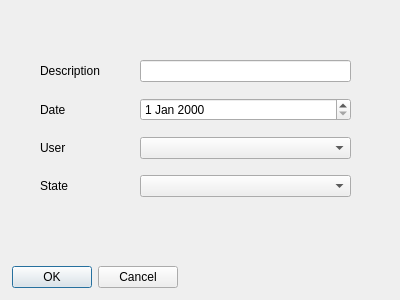
Old version of the form view/Add/addtasks.ui in the repository deutzfahrer-luki/GU_TASK_V2.
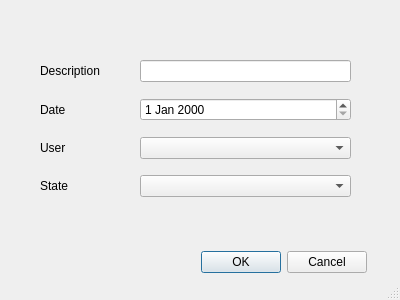
New version of the form.

Commit message: add tasks.json and create add ui better

Diff of the .ui file:
```diff
--- a/view/Add/addtasks.ui
+++ b/view/Add/addtasks.ui
@@ -10,14 +10,35 @@
     <height>300</height>
    </rect>
   </property>
+  <property name="minimumSize">
+   <size>
+    <width>400</width>
+    <height>300</height>
+   </size>
+  </property>
+  <property name="maximumSize">
+   <size>
+    <width>400</width>
+    <height>300</height>
+   </size>
+  </property>
+  <property name="mouseTracking">
+   <bool>false</bool>
+  </property>
   <property name="windowTitle">
-   <string>Dialog</string>
+   <string>Add Task</string>
+  </property>
+  <property name="sizeGripEnabled">
+   <bool>true</bool>
+  </property>
+  <property name="modal">
+   <bool>false</bool>
   </property>
   <widget class="QDialogButtonBox" name="buttonBox">
    <property name="geometry">
     <rect>
-     <x>11</x>
-     <y>265</y>
+     <x>200</x>
+     <y>250</y>
      <width>167</width>
      <height>24</height>
     </rect>
@@ -38,7 +59,7 @@
      <x>40</x>
      <y>60</y>
      <width>311</width>
-     <height>147</height>
+     <height>165</height>
     </rect>
    </property>
    <layout class="QFormLayout" name="formLayout">
```
Left out of the diff: 2 changed lines with no effect on the pictures. The commit also changes 6 other files.
